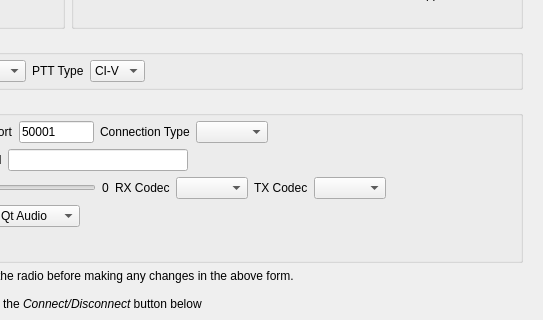
This is settingswidget.ui in adecarolis/wfweb as Qt 5 draws it before an edit; both pictures show x 557 to 1100 and y 106 to 426 of the 1100 by 606 pixel window. The edited form follows.
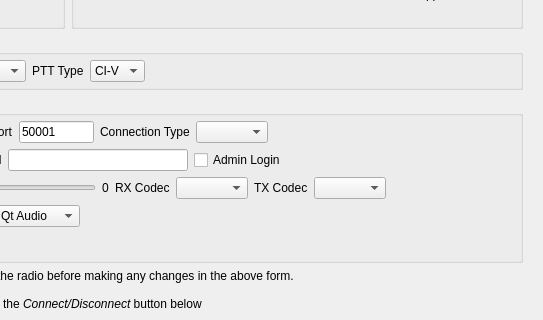
This is the edited form. Custom widgets are drawn as their Qt base class.

Commit message: Add "admin only" commands

```diff
--- a/settingswidget.ui
+++ b/settingswidget.ui
@@ -473,6 +473,13 @@
                   </property>
                  </widget>
                 </item>
+                <item>
+                 <widget class="QCheckBox" name="adminLoginChk">
+                  <property name="text">
+                   <string>Admin Login</string>
+                  </property>
+                 </widget>
+                </item>
                 <item>
                  <spacer name="horizontalSpacer_7">
                   <property name="orientation">
```
The commit also changes 15 other files.
